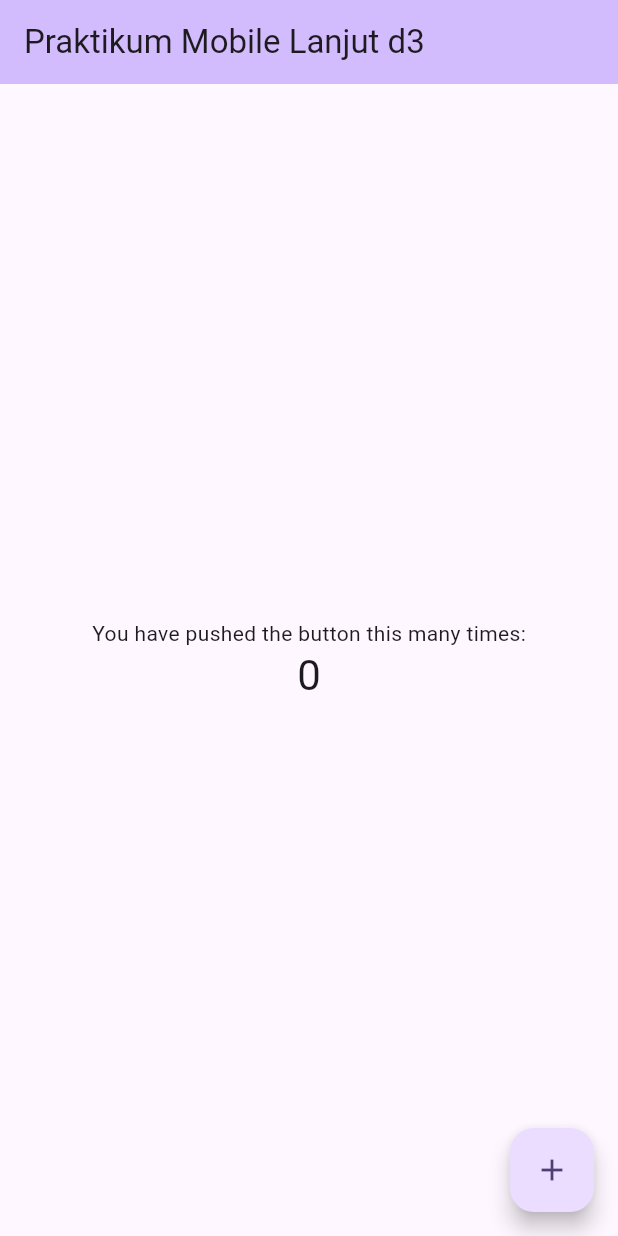
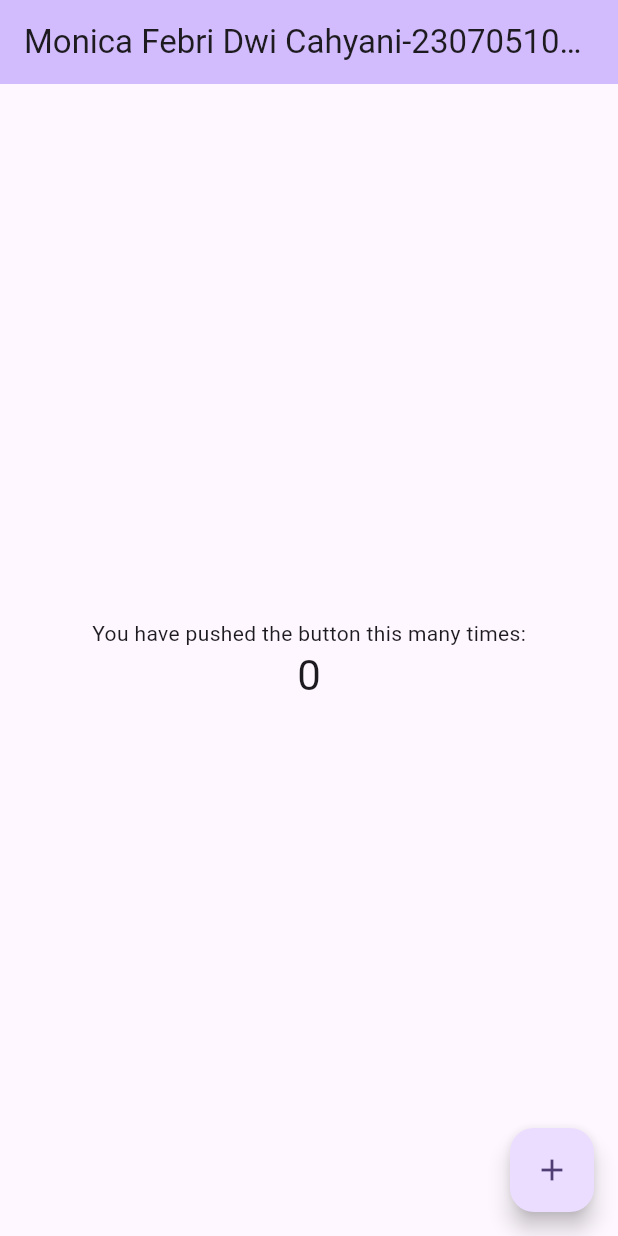
Before and after one commit to monicafebrii/prak-mobilelanjut-2307051010, a Flutter app: the screen it shows after launch, on a phone screen of 412 x 824 dp. Run offline on Flutter 3.47's test engine with Material 3 defaults, Android fonts, the phone set to English and light mode, and no system bars.

Commit message:
pertemuan 2

```diff
--- a/lib/main.dart
+++ b/lib/main.dart
@@ -30,7 +30,7 @@ class MyApp extends StatelessWidget {
         // tested with just a hot reload.
         colorScheme: ColorScheme.fromSeed(seedColor: Colors.deepPurple),
       ),
-      home: const MyHomePage(title: 'Praktikum Mobile Lanjut d3'),
+      home: const MyHomePage(title: 'Monica Febri Dwi Cahyani-2307051010'),
     );
   }
 }
```
